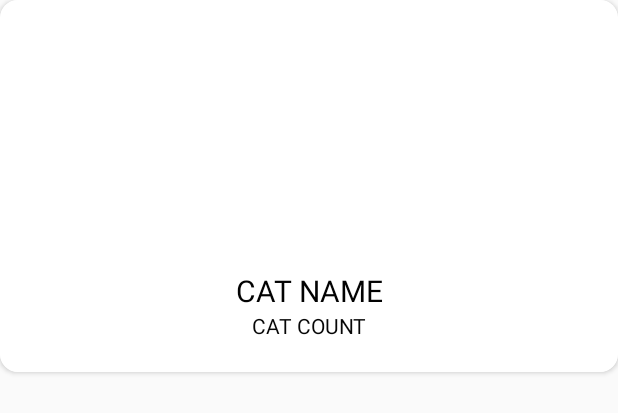
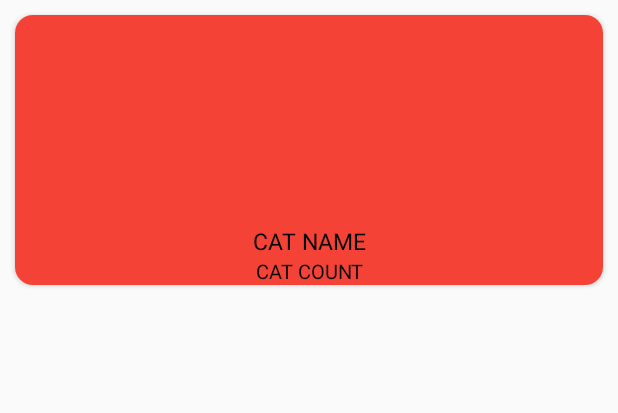
Before and after one commit to Stitchy626/INTIIU, an Android app: the layout lnf_row.xml on its own in the app's theme, with its tools: preview values and no code run, on a phone screen of 412 x 824 dp. Shown: the top 413 px of the screen. Run offline under Robolectric (Android 15) with nearby library versions, the phone set to English and light mode, and no system bars.

Commit message:
CT Edited the design for LNF and Student ID

```diff
--- a/app/build.gradle
+++ b/app/build.gradle
@@ -16,6 +16,7 @@ android {
             proguardFiles getDefaultProguardFile('proguard-android.txt'), 'proguard-rules.pro'
         }
     }
+    buildToolsVersion '27.0.3'
 }
 
 dependencies {
@@ -40,7 +41,6 @@ dependencies {
     implementation 'com.android.support.constraint:constraint-layout:1.0.0-alpha8'
     implementation 'com.android.support:cardview-v7:27.1.1'
     implementation 'com.android.support:recyclerview-v7:27.1.1'
-
 }
 
 apply plugin: 'com.google.gms.google-services'
--- a/app/src/main/java/rokuniroku/code/intiiu/LNFPage.java
+++ b/app/src/main/java/rokuniroku/code/intiiu/LNFPage.java
@@ -74,7 +74,7 @@ public class LNFPage extends AppCompatActivity {
 
                 final String catKey = getRef(position).getKey().toString();
                 viewHolder.setName(model.getName());
-                viewHolder.setCount(model.getCount());
+                viewHolder.setCount("Total : " + model.getCount());
                 viewHolder.setImage(getApplicationContext(), model.getImage());
 
                 viewHolder.mView.setOnClickListener(new View.OnClickListener() {
--- a/app/src/main/res/layout/lnf_row.xml
+++ b/app/src/main/res/layout/lnf_row.xml
@@ -6,17 +6,18 @@
     xmlns:app="http://schemas.android.com/apk/res-auto"
     android:orientation="vertical"
     app:cardCornerRadius="12dp"
-    android:elevation="90dp">
+    android:elevation="90dp"
+    android:layout_margin="10dp">
 
     <LinearLayout
         android:layout_width="match_parent"
-        android:layout_height="248dp"
+        android:layout_height="180dp"
         android:orientation="vertical"
-        android:background="#ffffff">
+        android:background="@color/colorPrimary">
 
         <ImageView
             android:layout_width="match_parent"
-            android:layout_height="180dp"
+            android:layout_height="140dp"
             android:scaleType="centerCrop"
             android:id="@+id/catImage"/>
 
@@ -25,7 +26,7 @@
             android:layout_height="wrap_content"
             android:id="@+id/catName"
             android:text="CAT NAME"
-            android:textSize="20dp"
+            android:textSize="15dp"
             android:textColor="#020202"
             android:textAlignment="center"/>
 
@@ -34,6 +35,7 @@
             android:layout_height="wrap_content"
             android:id="@+id/catCount"
             android:textColor="#060606"
+            android:textSize="13dp"
             android:text="CAT COUNT"
             android:textAlignment="center"/>
 
```
Also changed, not shown: app/src/main/AndroidManifest.xml (+7 -4 lines), app/src/main/java/rokuniroku/code/intiiu/LNFItem.java (+21 -1 lines), app/src/main/java/rokuniroku/code/intiiu/LNFItemPage.java (+17 -21 lines), app/src/main/res/layout/lnf_item.xml (+0 -7 lines).
